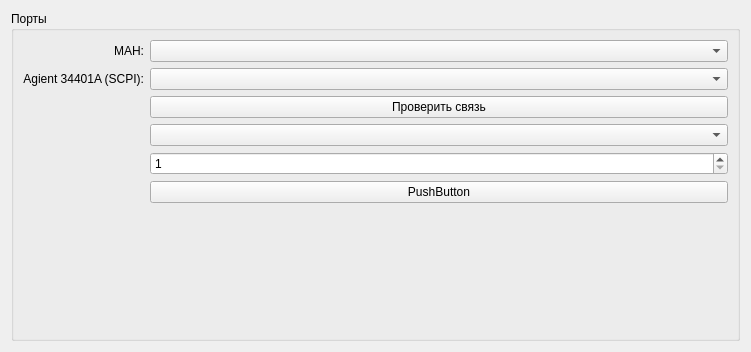
Qt form ElektrosilaDev/communications.ui (XRay3D/MAN2_GUI) before a commit.
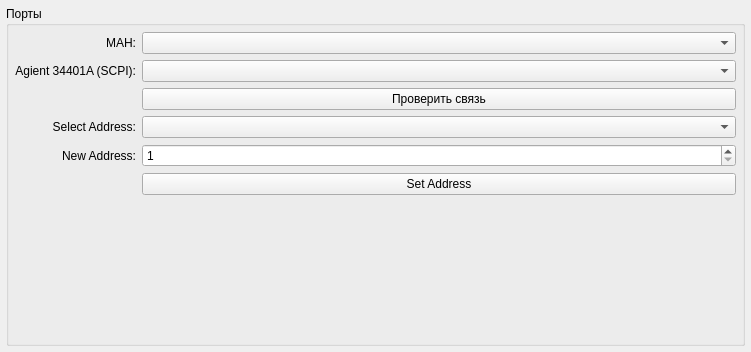
The same form after that commit.

```diff
--- a/ElektrosilaDev/communications.ui
+++ b/ElektrosilaDev/communications.ui
@@ -14,19 +14,43 @@
    <string>Form</string>
   </property>
   <layout class="QHBoxLayout" name="horizontalLayout">
+   <property name="leftMargin">
+    <number>6</number>
+   </property>
+   <property name="topMargin">
+    <number>6</number>
+   </property>
+   <property name="rightMargin">
+    <number>6</number>
+   </property>
+   <property name="bottomMargin">
+    <number>6</number>
+   </property>
    <item>
     <widget class="QGroupBox" name="groupBox">
      <property name="title">
       <string>Порты</string>
      </property>
      <layout class="QGridLayout" name="gridLayout">
+      <property name="leftMargin">
+       <number>6</number>
+      </property>
+      <property name="topMargin">
+       <number>6</number>
+      </property>
+      <property name="rightMargin">
+       <number>6</number>
+      </property>
+      <property name="bottomMargin">
+       <number>6</number>
+      </property>
       <item row="0" column="1">
        <widget class="QComboBox" name="cbManPort"/>
       </item>
       <item row="6" column="1">
        <widget class="QPushButton" name="pushButton">
         <property name="text">
-         <string>PushButton</string>
+         <string>Set Address</string>
         </property>
        </widget>
       </item>
@@ -96,6 +120,26 @@
         </property>
        </widget>
       </item>
+      <item row="5" column="0">
+       <widget class="QLabel" name="label_2">
+        <property name="text">
+         <string>New Address:</string>
+        </property>
+        <property name="alignment">
+         <set>Qt::AlignRight|Qt::AlignTrailing|Qt::AlignVCenter</set>
+        </property>
+       </widget>
+      </item>
+      <item row="4" column="0">
+       <widget class="QLabel" name="label_4">
+        <property name="text">
+         <string>Select Address:</string>
+        </property>
+        <property name="alignment">
+         <set>Qt::AlignRight|Qt::AlignTrailing|Qt::AlignVCenter</set>
+        </property>
+       </widget>
+      </item>
      </layout>
     </widget>
    </item>
```
